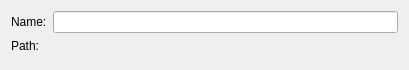
Before: the Qt Designer form src/settings/tools/ToolsItemSettings.ui in TapzCrew/xmake-project-manager, drawn with Qt 5.
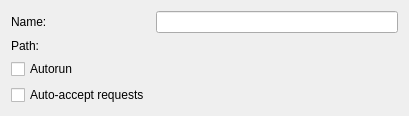
After: the same form once the commit is applied. Custom widgets are drawn as their Qt base class.

Commit message: [XMake ToolKit] Moved autorun and autoacceptrequests

Patch:
```diff
--- a/src/settings/tools/ToolsItemSettings.ui
+++ b/src/settings/tools/ToolsItemSettings.ui
@@ -7,7 +7,7 @@
     <x>0</x>
     <y>0</y>
     <width>409</width>
-    <height>70</height>
+    <height>103</height>
    </rect>
   </property>
   <layout class="QFormLayout" name="formLayout">
@@ -31,6 +31,20 @@
    <item row="1" column="1">
     <widget class="Utils::PathChooser" name="xmake_path_chooser" native="true"/>
    </item>
+   <item row="2" column="0">
+    <widget class="QCheckBox" name="autorun_checkbox">
+     <property name="text">
+      <string>Autorun</string>
+     </property>
+    </widget>
+   </item>
+   <item row="3" column="0">
+    <widget class="QCheckBox" name="auto_accept_requests_checkbox">
+     <property name="text">
+      <string>Auto-accept requests</string>
+     </property>
+    </widget>
+   </item>
   </layout>
  </widget>
  <customwidgets>
```
The commit also changes 15 other files.
